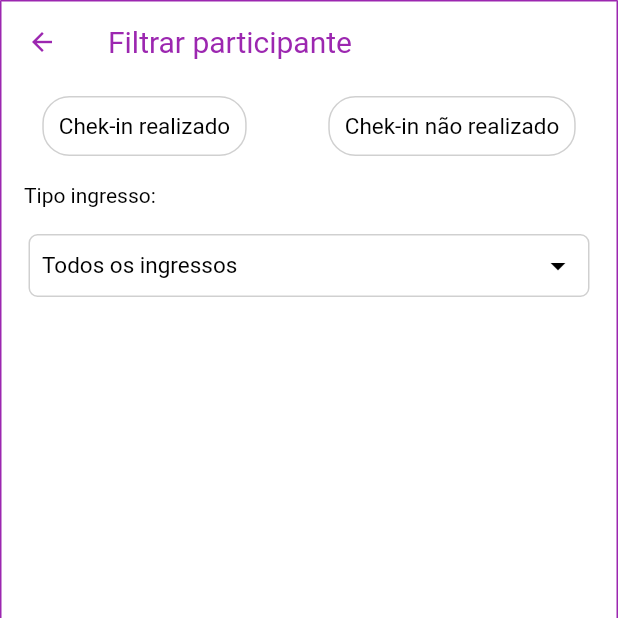
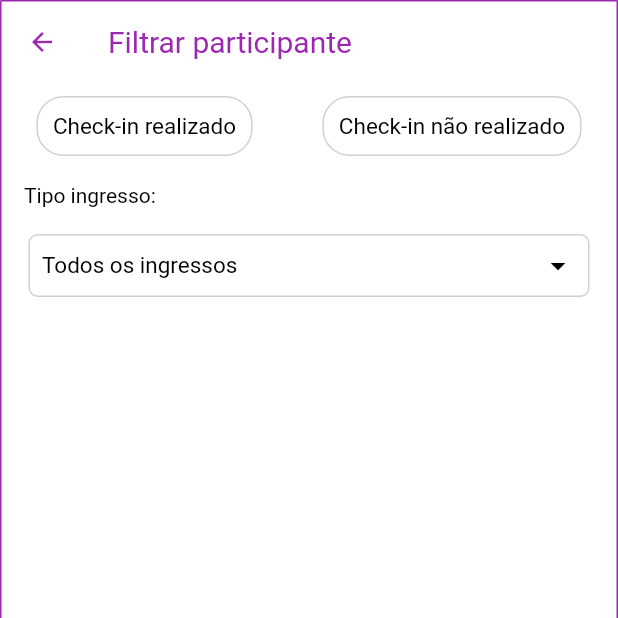
Before and after one commit to renanvolpe/ticketsFilter, a Flutter app: the screen it shows after launch, after a tap on "Filtrar", on a phone screen of 412 x 824 dp, the top half of it. Run offline on Flutter 3.47's test engine with Material 2 defaults, Android fonts, the phone set to English and light mode, and no system bars.

Commit message:
organize filter controller

```diff
--- /dev/null
+++ b/lib/model/check_in.dart
@@ -0,0 +1,2 @@
+enum CheckIn { realized, dRealized, both, none }
+//not implemented yet
--- a/lib/model/ticket_type.dart
+++ b/lib/model/ticket_type.dart
@@ -1,2 +1,2 @@
 
-enum TicketType { todos, meia, gratuito, teste }
+enum TicketType { todos, meia, gratuito, teste, none} //none not implemented yet
--- a/lib/pages/filter_screen.dart
+++ b/lib/pages/filter_screen.dart
@@ -232,12 +232,12 @@ class _FilterScreenState extends State<FilterScreen> {
                                     color: Colors.purple,
                                   )),
                         child: desaactive1!
-                            ? const Text("Chek-in realizado",
+                            ? const Text("Check-in realizado",
                                 style: TextStyle(
                                     fontSize: 15,
                                     color: Colors.black,
                                     fontWeight: FontWeight.normal))
-                            : const Text("Chek-in realizado",
+                            : const Text("Check-in realizado",
                                 style: TextStyle(
                                     fontSize: 15,
                                     color: Colors.white,
@@ -265,12 +265,12 @@ class _FilterScreenState extends State<FilterScreen> {
                                     color: Colors.purple,
                                   )),
                         child: desaactive2!
-                            ? const Text("Chek-in não realizado",
+                            ? const Text("Check-in não realizado",
                                 style: TextStyle(
                                     fontSize: 15,
                                     color: Colors.black,
                                     fontWeight: FontWeight.normal))
-                            : const Text("Chek-in não realizado",
+                            : const Text("Check-in não realizado",
                                 style: TextStyle(
                                     fontSize: 15,
                                     color: Colors.white,
--- a/lib/pages/home.dart
+++ b/lib/pages/home.dart
@@ -16,6 +16,8 @@ class MyHomePage extends StatefulWidget {
 }
 
 class _MyHomePageState extends State<MyHomePage> {
+  //client is to get all of clients registred
+  //users filtred is to all clients with(or not) filter
   List<Client> clients = [];
   List<Client> usersFiltereds = [];
   late Filter filtro;
```
Also changed, not shown: lib/filter_controller.dart (+39 -9 lines).
